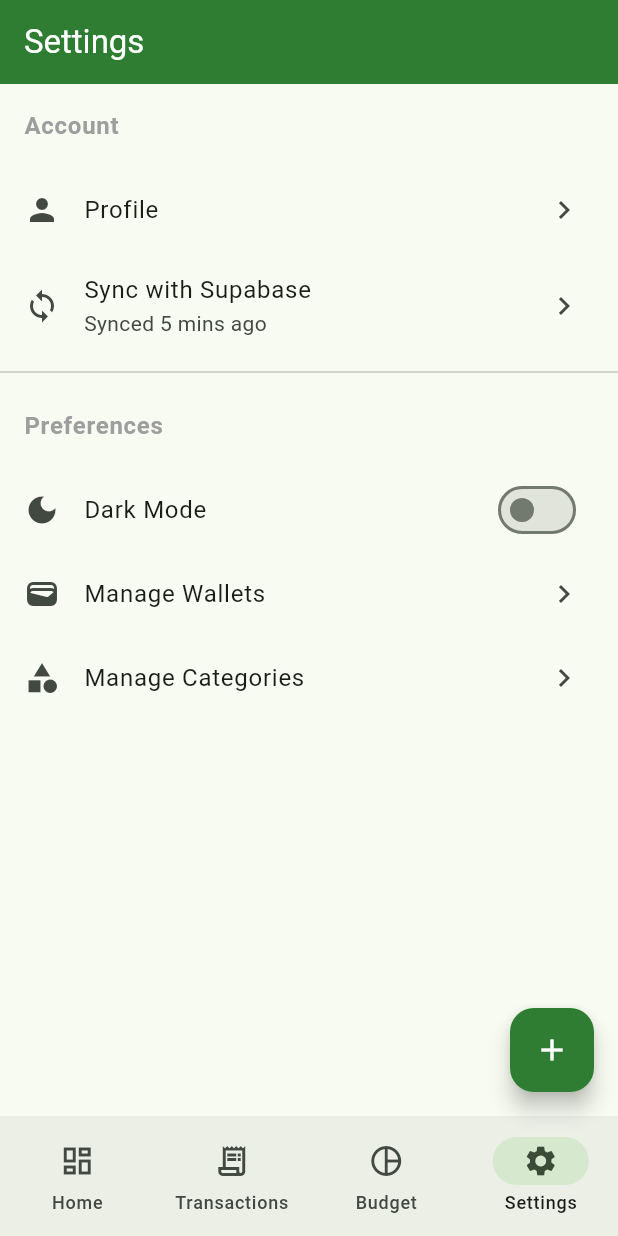
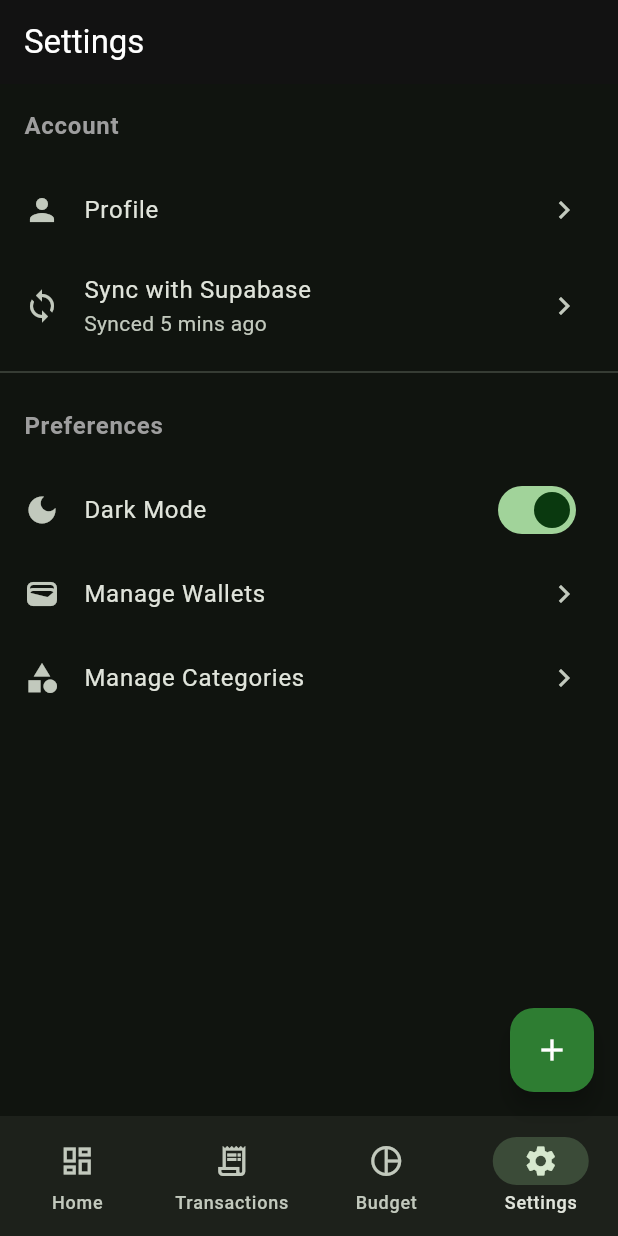
Before and after one commit to wahyuatmaja3/artha, a Flutter app: the screen it shows after launch, item 4 of the bottom bar chosen, after a tap on "Dark Mode", on a phone screen of 412 x 824 dp. Run offline on Flutter 3.47's test engine with Material 3 defaults, Android fonts, the phone set to English and light mode, and no system bars; our stand-ins replace drift, fl_chart, flutter_riverpod, sqlite3_flutter_libs, supabase_flutter; accounts and stored records are empty; generated files the repository leaves out were written again.

Commit message:
feat: add dark mode

```diff
--- /dev/null
+++ b/lib/core/theme/theme_provider.dart
@@ -0,0 +1,14 @@
+import 'package:flutter/material.dart';
+import 'package:flutter_riverpod/flutter_riverpod.dart';
+
+class ThemeModeNotifier extends Notifier<ThemeMode> {
+  @override
+  ThemeMode build() => ThemeMode.system;
+
+  void toggle(bool isDark) {
+    state = isDark ? ThemeMode.dark : ThemeMode.light;
+  }
+}
+
+final themeModeProvider =
+    NotifierProvider<ThemeModeNotifier, ThemeMode>(ThemeModeNotifier.new);
--- a/lib/features/settings/settings_screen.dart
+++ b/lib/features/settings/settings_screen.dart
@@ -1,10 +1,15 @@
 import 'package:flutter/material.dart';
+import 'package:flutter_riverpod/flutter_riverpod.dart';
+import '../../core/theme/theme_provider.dart';
 
-class SettingsScreen extends StatelessWidget {
+class SettingsScreen extends ConsumerWidget {
   const SettingsScreen({super.key});
 
   @override
-  Widget build(BuildContext context) {
+  Widget build(BuildContext context, WidgetRef ref) {
+    final themeMode = ref.watch(themeModeProvider);
+    final isDark = themeMode == ThemeMode.dark;
+
     return Scaffold(
       appBar: AppBar(
         title: const Text('Settings'),
@@ -34,8 +39,10 @@ class SettingsScreen extends StatelessWidget {
           SwitchListTile(
             secondary: const Icon(Icons.dark_mode),
             title: const Text('Dark Mode'),
-            value: false, // Wire with provider in future
-            onChanged: (val) {},
+            value: isDark,
+            onChanged: (val) {
+              ref.read(themeModeProvider.notifier).toggle(val);
+            },
           ),
           ListTile(
             leading: const Icon(Icons.wallet),
--- a/lib/main.dart
+++ b/lib/main.dart
@@ -3,6 +3,7 @@ import 'package:flutter_riverpod/flutter_riverpod.dart';
 import 'package:supabase_flutter/supabase_flutter.dart';
 import 'app.dart';
 import 'core/theme/app_theme.dart';
+import 'core/theme/theme_provider.dart';
 import 'data/remote/supabase_config.dart';
 
 void main() async {
@@ -20,15 +21,17 @@ void main() async {
   );
 }
 
-class ArthaApp extends StatelessWidget {
+class ArthaApp extends ConsumerWidget {
   const ArthaApp({super.key});
 
   @override
-  Widget build(BuildContext context) {
+  Widget build(BuildContext context, WidgetRef ref) {
+    final themeMode = ref.watch(themeModeProvider);
     return MaterialApp(
       title: 'Artha Budget',
       theme: AppTheme.lightTheme,
       darkTheme: AppTheme.darkTheme,
+      themeMode: themeMode,
       home: const AppShell(),
       debugShowCheckedModeBanner: false,
     );
```
Also changed, not shown: lib/core/theme/app_theme.dart (line endings or trailing spaces).
